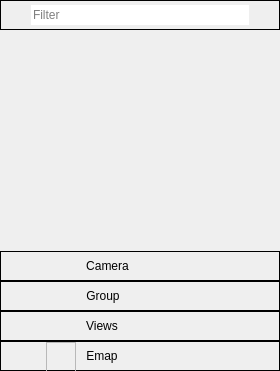
Qt form client/src/main/vscvidlist.ui (linkingvision/rapidvms) before a commit.
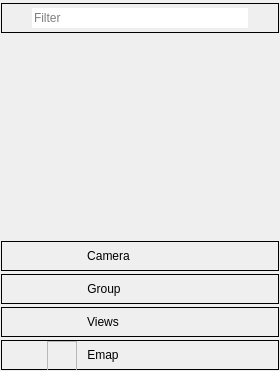
The same form after that commit. Icons and pictures are not drawn. Custom widgets are drawn as their Qt base class.

Diff of the .ui file:
```diff
--- a/client/src/main/vscvidlist.ui
+++ b/client/src/main/vscvidlist.ui
@@ -24,7 +24,7 @@
   </property>
   <property name="maximumSize">
    <size>
-    <width>400</width>
+    <width>16777215</width>
     <height>16777215</height>
    </size>
   </property>
@@ -36,19 +36,19 @@
   </property>
   <layout class="QVBoxLayout" name="verticalLayout">
    <property name="spacing">
-    <number>0</number>
+    <number>3</number>
    </property>
    <property name="leftMargin">
-    <number>0</number>
+    <number>1</number>
    </property>
    <property name="topMargin">
-    <number>0</number>
+    <number>3</number>
    </property>
    <property name="rightMargin">
-    <number>0</number>
+    <number>1</number>
    </property>
    <property name="bottomMargin">
-    <number>0</number>
+    <number>1</number>
    </property>
    <item>
     <widget class="QFrame" name="frame_5">
@@ -93,7 +93,7 @@
        <number>0</number>
       </property>
       <item>
-       <widget class="QPushButton" name="pushButton_2">
+       <widget class="QWidget" name="widget_2" native="true">
         <property name="minimumSize">
          <size>
           <width>30</width>
@@ -107,28 +107,7 @@
          </size>
         </property>
         <property name="styleSheet">
-         <string notr="true">QPushButton:hover {
-border:none;
-color:white;
-background-color: rgb(85, 170, 255);}
-QPushButton:pressed {
-background-color: rgb(200, 200, 200);}</string>
-        </property>
-        <property name="text">
-         <string/>
-        </property>
-        <property name="icon">
-         <iconset resource="vscmainwindows.qrc">
-          <normaloff>:/action/resources/search.png</normaloff>:/action/resources/search.png</iconset>
-        </property>
-        <property name="iconSize">
-         <size>
-          <width>30</width>
-          <height>30</height>
-         </size>
-        </property>
-        <property name="flat">
-         <bool>true</bool>
+         <string notr="true">image: url(:/action/resources/search.png);</string>
         </property>
        </widget>
       </item>
@@ -192,7 +171,7 @@
     <widget class="QWidget" name="ListWidget" native="true"/>
    </item>
    <item>
-    <widget class="QFrame" name="frame_6">
+    <widget class="VSCVidListFrame" name="pbCamera">
      <property name="minimumSize">
       <size>
        <width>0</width>
@@ -285,7 +264,7 @@
     </widget>
    </item>
    <item>
-    <widget class="QFrame" name="frame">
+    <widget class="VSCVidListFrame" name="pbGroup">
      <property name="minimumSize">
       <size>
        <width>0</width>
@@ -378,7 +357,7 @@
     </widget>
    </item>
    <item>
-    <widget class="QFrame" name="frame_2">
+    <widget class="VSCVidListFrame" name="pbView">
      <property name="minimumSize">
       <size>
        <width>0</width>
@@ -465,7 +444,7 @@
     </widget>
    </item>
    <item>
-    <widget class="QFrame" name="frame_3">
+    <widget class="VSCVidListFrame" name="pbEmap">
      <property name="minimumSize">
       <size>
        <width>0</width>
@@ -560,6 +539,14 @@
   </layout>
  </widget>
  <layoutdefault spacing="0" margin="0"/>
+ <customwidgets>
+  <customwidget>
+   <class>VSCVidListFrame</class>
+   <extends>QFrame</extends>
+   <header>vscvidlistframe.h</header>
+   <container>1</container>
+  </customwidget>
+ </customwidgets>
  <resources>
   <include location="vscmainwindows.qrc"/>
  </resources>
```
Left out of the diff: 6 changed lines with no effect on the pictures.
